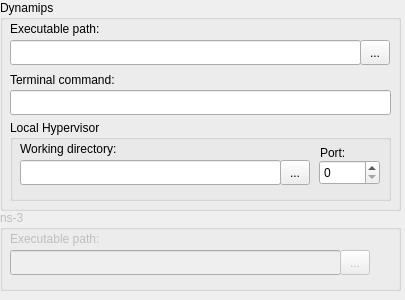
The window that GNS3/Ui/ConfigurationPages/Widget_SystemApplications.ui (GNS3/gns3-legacy) describes before a commit, drawn with Qt 5.
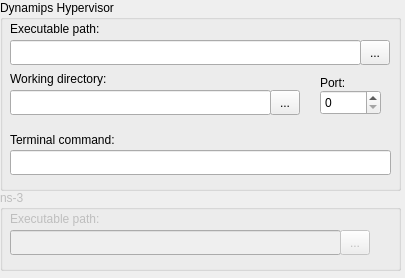
The same window after the commit.

Commit message: [GUI] Remove groupbox `hypervisor' from SystemApplications widget

```diff
--- a/GNS3/Ui/ConfigurationPages/Widget_SystemApplications.ui
+++ b/GNS3/Ui/ConfigurationPages/Widget_SystemApplications.ui
@@ -6,7 +6,7 @@
     <x>0</x>
     <y>0</y>
     <width>405</width>
-    <height>300</height>
+    <height>278</height>
    </rect>
   </property>
   <property name="windowTitle" >
@@ -18,7 +18,7 @@
      <x>0</x>
      <y>0</y>
      <width>401</width>
-     <height>211</height>
+     <height>191</height>
     </rect>
    </property>
    <property name="sizePolicy" >
@@ -28,7 +28,7 @@
     </sizepolicy>
    </property>
    <property name="title" >
-    <string>Dynamips</string>
+    <string>Dynamips Hypervisor</string>
    </property>
    <widget class="QLabel" name="label" >
     <property name="geometry" >
@@ -73,7 +73,7 @@
     <property name="geometry" >
      <rect>
       <x>10</x>
-      <y>70</y>
+      <y>130</y>
       <width>126</width>
       <height>20</height>
      </rect>
@@ -86,29 +86,40 @@
     <property name="geometry" >
      <rect>
       <x>10</x>
+      <y>150</y>
+      <width>381</width>
+      <height>25</height>
+     </rect>
+    </property>
+   </widget>
+   <widget class="QLineEdit" name="dynamips_workdir" >
+    <property name="geometry" >
+     <rect>
+      <x>10</x>
       <y>90</y>
-      <width>381</width>
+      <width>261</width>
       <height>25</height>
      </rect>
     </property>
    </widget>
-   <widget class="QGroupBox" name="groupBox_3" >
+   <widget class="QLabel" name="label_2" >
     <property name="geometry" >
      <rect>
       <x>10</x>
-      <y>120</y>
-      <width>381</width>
-      <height>81</height>
+      <y>70</y>
+      <width>111</width>
+      <height>18</height>
      </rect>
     </property>
-    <property name="title" >
-     <string>Local Hypervisor</string>
+    <property name="text" >
+     <string>Working directory:</string>
     </property>
+   </widget>
     <widget class="QToolButton" name="dynamips_workdir_browser" >
      <property name="geometry" >
       <rect>
        <x>270</x>
-       <y>40</y>
+      <y>90</y>
        <width>30</width>
        <height>25</height>
       </rect>
@@ -120,8 +131,8 @@
     <widget class="QSpinBox" name="dynamips_port" >
      <property name="geometry" >
       <rect>
-       <x>309</x>
-       <y>40</y>
+      <x>320</x>
+      <y>90</y>
        <width>61</width>
        <height>25</height>
       </rect>
@@ -136,8 +147,8 @@
     <widget class="QLabel" name="label_5" >
      <property name="geometry" >
       <rect>
-       <x>310</x>
-       <y>20</y>
+      <x>320</x>
+      <y>70</y>
        <width>41</width>
        <height>25</height>
       </rect>
@@ -146,30 +157,6 @@
       <string>Port:</string>
      </property>
     </widget>
-    <widget class="QLabel" name="label_2" >
-     <property name="geometry" >
-      <rect>
-       <x>10</x>
-       <y>20</y>
-       <width>111</width>
-       <height>18</height>
-      </rect>
-     </property>
-     <property name="text" >
-      <string>Working directory:</string>
-     </property>
-    </widget>
-    <widget class="QLineEdit" name="dynamips_workdir" >
-     <property name="geometry" >
-      <rect>
-       <x>10</x>
-       <y>40</y>
-       <width>261</width>
-       <height>25</height>
-      </rect>
-     </property>
-    </widget>
-   </widget>
   </widget>
   <widget class="QGroupBox" name="groupBox_2" >
    <property name="enabled" >
@@ -178,7 +165,7 @@
    <property name="geometry" >
     <rect>
      <x>0</x>
-     <y>210</y>
+     <y>190</y>
      <width>401</width>
      <height>81</height>
     </rect>
```
Left out of the diff: 1 changed line with no effect on the pictures. Lines whose indentation alone changed are shown as unchanged. The commit also changes 1 other file.
